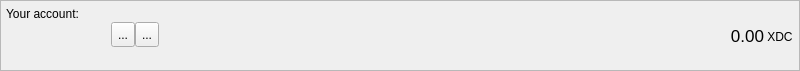
Above: src/gui/ui/accountframe.ui from dcrsprotocol/dcrswallet before the change. Below: the same form after it.
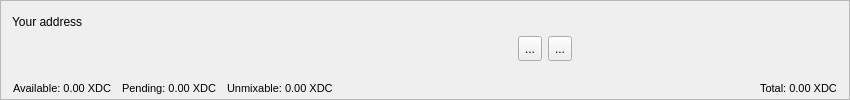
That is the form after the change. Icons and pictures are not drawn.

What changed in the file:
```diff
--- a/src/gui/ui/accountframe.ui
+++ b/src/gui/ui/accountframe.ui
@@ -6,20 +6,20 @@
    <rect>
     <x>0</x>
     <y>0</y>
-    <width>800</width>
-    <height>71</height>
+    <width>850</width>
+    <height>100</height>
    </rect>
   </property>
   <property name="minimumSize">
    <size>
     <width>0</width>
-    <height>70</height>
+    <height>100</height>
    </size>
   </property>
   <property name="maximumSize">
    <size>
     <width>16777215</width>
-    <height>71</height>
+    <height>100</height>
    </size>
   </property>
   <property name="windowTitle">
@@ -31,33 +31,15 @@
   <property name="frameShadow">
    <enum>QFrame::Plain</enum>
   </property>
-  <layout class="QHBoxLayout" name="horizontalLayout_3">
+  <property name="lineWidth">
+   <number>0</number>
+  </property>
+  <layout class="QVBoxLayout" name="verticalLayout">
    <property name="spacing">
-    <number>0</number>
-   </property>
-   <property name="leftMargin">
-    <number>5</number>
-   </property>
-   <property name="topMargin">
-    <number>0</number>
-   </property>
-   <property name="rightMargin">
-    <number>5</number>
-   </property>
-   <property name="bottomMargin">
-    <number>0</number>
+    <number>4</number>
    </property>
    <item>
-    <layout class="QVBoxLayout" name="verticalLayout_3">
-     <property name="spacing">
-      <number>1</number>
-     </property>
-     <property name="leftMargin">
-      <number>0</number>
-     </property>
-     <property name="rightMargin">
-      <number>0</number>
-     </property>
+    <layout class="QHBoxLayout" name="horizontalLayout_2">
      <item>
       <widget class="QLabel" name="label">
        <property name="minimumSize">
@@ -73,53 +55,65 @@
         </size>
        </property>
        <property name="text">
-        <string>Your account:</string>
-       </property>
-       <property name="alignment">
-        <set>Qt::AlignBottom|Qt::AlignLeading|Qt::AlignLeft</set>
-       </property>
-       <property name="margin">
-        <number>0</number>
-       </property>
-       <property name="indent">
-        <number>0</number>
+        <string>Your address</string>
        </property>
       </widget>
+     </item>
+     <item>
+      <spacer name="horizontalSpacer_6">
+       <property name="orientation">
+        <enum>Qt::Horizontal</enum>
+       </property>
+       <property name="sizeHint" stdset="0">
+        <size>
+         <width>788</width>
+         <height>20</height>
+        </size>
+       </property>
+      </spacer>
+     </item>
+    </layout>
      </item>
      <item>
       <layout class="QHBoxLayout" name="horizontalLayout">
        <property name="spacing">
-        <number>0</number>
-       </property>
-       <property name="bottomMargin">
-        <number>0</number>
+      <number>6</number>
+     </property>
+     <property name="sizeConstraint">
+      <enum>QLayout::SetMinimumSize</enum>
        </property>
        <item>
         <widget class="QLabel" name="m_addressLabel">
          <property name="sizePolicy">
-          <sizepolicy hsizetype="Minimum" vsizetype="Preferred">
+        <sizepolicy hsizetype="Preferred" vsizetype="Preferred">
            <horstretch>0</horstretch>
            <verstretch>0</verstretch>
           </sizepolicy>
          </property>
          <property name="minimumSize">
           <size>
-           <width>100</width>
-           <height>22</height>
+         <width>500</width>
+         <height>24</height>
           </size>
          </property>
          <property name="maximumSize">
           <size>
            <width>16777215</width>
-           <height>22</height>
+         <height>24</height>
           </size>
          </property>
          <property name="baseSize">
           <size>
-           <width>0</width>
-           <height>22</height>
-          </size>
-         </property>
+         <width>700</width>
+         <height>24</height>
+        </size>
+       </property>
+       <property name="font">
+        <font>
+         <weight>50</weight>
+         <bold>false</bold>
+        </font>
+       </property>
          <property name="cursor">
           <cursorShape>IBeamCursor</cursorShape>
          </property>
@@ -133,29 +127,13 @@
           <string/>
          </property>
          <property name="alignment">
-          <set>Qt::AlignBottom|Qt::AlignLeading|Qt::AlignLeft</set>
+        <set>Qt::AlignLeading|Qt::AlignLeft|Qt::AlignVCenter</set>
          </property>
          <property name="textInteractionFlags">
           <set>Qt::TextSelectableByKeyboard|Qt::TextSelectableByMouse</set>
          </property>
         </widget>
        </item>
-       <item>
-        <spacer name="horizontalSpacer_2">
-         <property name="orientation">
-          <enum>Qt::Horizontal</enum>
-         </property>
-         <property name="sizeType">
-          <enum>QSizePolicy::Fixed</enum>
-         </property>
-         <property name="sizeHint" stdset="0">
-          <size>
-           <width>5</width>
-           <height>25</height>
-          </size>
-         </property>
-        </spacer>
-       </item>
        <item>
         <widget class="QToolButton" name="m_copyButton">
          <property name="minimumSize">
@@ -201,7 +179,99 @@
          </property>
          <property name="icon">
           <iconset resource="../../resources.qrc">
-           <normaloff>:/icons/qrcode</normaloff>:/icons/qrcode</iconset>
+         <normaloff>:/icons/qrcode_white</normaloff>:/icons/qrcode_white</iconset>
+       </property>
+      </widget>
+     </item>
+     <item>
+      <spacer name="horizontalSpacer_4">
+       <property name="orientation">
+        <enum>Qt::Horizontal</enum>
+       </property>
+       <property name="sizeHint" stdset="0">
+        <size>
+         <width>1</width>
+         <height>20</height>
+        </size>
+       </property>
+      </spacer>
+     </item>
+    </layout>
+   </item>
+   <item>
+    <widget class="QFrame" name="m_accountBalances">
+     <property name="minimumSize">
+      <size>
+       <width>0</width>
+       <height>30</height>
+      </size>
+     </property>
+     <property name="baseSize">
+      <size>
+       <width>0</width>
+       <height>40</height>
+      </size>
+     </property>
+     <layout class="QHBoxLayout" name="horizontalLayout_3">
+      <property name="spacing">
+       <number>0</number>
+      </property>
+      <property name="sizeConstraint">
+       <enum>QLayout::SetMinimumSize</enum>
+      </property>
+      <property name="leftMargin">
+       <number>1</number>
+      </property>
+      <property name="topMargin">
+       <number>1</number>
+      </property>
+      <property name="rightMargin">
+       <number>1</number>
+      </property>
+      <property name="bottomMargin">
+       <number>1</number>
+      </property>
+      <item>
+       <widget class="QLabel" name="m_actualBalanceLabel">
+        <property name="minimumSize">
+         <size>
+          <width>0</width>
+          <height>30</height>
+         </size>
+        </property>
+        <property name="maximumSize">
+         <size>
+          <width>16777215</width>
+          <height>30</height>
+         </size>
+        </property>
+        <property name="baseSize">
+         <size>
+          <width>0</width>
+          <height>30</height>
+         </size>
+        </property>
+        <property name="font">
+         <font>
+          <pointsize>8</pointsize>
+          <weight>50</weight>
+          <bold>false</bold>
+         </font>
+        </property>
+        <property name="toolTip">
+         <string>Spendable balance</string>
+        </property>
+        <property name="text">
+         <string notr="true">Available: 0.00 XDC</string>
+        </property>
+        <property name="textFormat">
+         <enum>Qt::RichText</enum>
+        </property>
+        <property name="alignment">
+         <set>Qt::AlignBottom|Qt::AlignLeading|Qt::AlignLeft</set>
+        </property>
+        <property name="textInteractionFlags">
+         <set>Qt::LinksAccessibleByMouse|Qt::TextSelectableByMouse</set>
          </property>
         </widget>
        </item>
@@ -210,31 +280,40 @@
          <property name="orientation">
           <enum>Qt::Horizontal</enum>
          </property>
+        <property name="sizeType">
+         <enum>QSizePolicy::Fixed</enum>
+        </property>
          <property name="sizeHint" stdset="0">
           <size>
-           <width>0</width>
-           <height>25</height>
+          <width>10</width>
+          <height>20</height>
           </size>
          </property>
         </spacer>
        </item>
        <item>
-        <widget class="QLabel" name="totalBalance">
-         <property name="sizePolicy">
-          <sizepolicy hsizetype="Preferred" vsizetype="Preferred">
-           <horstretch>0</horstretch>
-           <verstretch>0</verstretch>
-          </sizepolicy>
+       <widget class="QLabel" name="m_pendingBalanceLabel">
+        <property name="minimumSize">
+         <size>
+          <width>0</width>
+          <height>30</height>
+         </size>
          </property>
          <property name="maximumSize">
           <size>
            <width>16777215</width>
-           <height>24</height>
-          </size>
-         </property>
+          <height>30</height>
+         </size>
+        </property>
+        <property name="baseSize">
+         <size>
+          <width>0</width>
+          <height>30</height>
+         </size>
+        </property>
          <property name="font">
           <font>
-           <pointsize>13</pointsize>
+          <pointsize>8</pointsize>
            <weight>50</weight>
            <bold>false</bold>
           </font>
@@ -246,87 +325,138 @@
           <string>Total balance</string>
          </property>
          <property name="text">
-          <string>0.00</string>
-         </property>
+         <string notr="true">Pending: 0.00 XDC</string>
+        </property>
+        <property name="textFormat">
+         <enum>Qt::RichText</enum>
+        </property>
          <property name="alignment">
-          <set>Qt::AlignBottom|Qt::AlignRight|Qt::AlignTrailing</set>
-         </property>
-         <property name="margin">
-          <number>0</number>
-         </property>
+         <set>Qt::AlignBottom|Qt::AlignLeading|Qt::AlignLeft</set>
+        </property>
          <property name="textInteractionFlags">
           <set>Qt::TextSelectableByMouse</set>
          </property>
         </widget>
        </item>
        <item>
-        <widget class="QLabel" name="label_2">
-         <property name="sizePolicy">
-          <sizepolicy hsizetype="Preferred" vsizetype="Fixed">
-           <horstretch>0</horstretch>
-           <verstretch>0</verstretch>
-          </sizepolicy>
-         </property>
-         <property name="minimumSize">
+       <spacer name="horizontalSpacer_3">
+        <property name="orientation">
+         <enum>Qt::Horizontal</enum>
+        </property>
+        <property name="sizeType">
+         <enum>QSizePolicy::Fixed</enum>
+        </property>
+        <property name="sizeHint" stdset="0">
           <size>
-           <width>30</width>
+          <width>10</width>
            <height>20</height>
           </size>
          </property>
+       </spacer>
+      </item>
+      <item>
+       <widget class="QLabel" name="m_unmixableBalanceLabel">
+        <property name="minimumSize">
+         <size>
+          <width>0</width>
+          <height>30</height>
+         </size>
+        </property>
          <property name="maximumSize">
           <size>
            <width>16777215</width>
-           <height>20</height>
+          <height>30</height>
           </size>
          </property>
          <property name="baseSize">
           <size>
-           <width>-1</width>
-           <height>20</height>
-          </size>
-         </property>
+          <width>0</width>
+          <height>30</height>
+         </size>
+        </property>
+        <property name="font">
+         <font>
+          <pointsize>8</pointsize>
+          <weight>50</weight>
+          <bold>false</bold>
+         </font>
+        </property>
+        <property name="toolTip">
+         <string>Spendable only with zero privacy level</string>
+        </property>
          <property name="text">
-          <string> XDC</string>
-         </property>
+         <string notr="true">Unmixable: 0.00 XDC</string>
+        </property>
+        <property name="textFormat">
+         <enum>Qt::RichText</enum>
+        </property>
          <property name="alignment">
           <set>Qt::AlignBottom|Qt::AlignLeading|Qt::AlignLeft</set>
          </property>
-         <property name="margin">
-          <number>0</number>
+        <property name="textInteractionFlags">
+         <set>Qt::LinksAccessibleByMouse|Qt::TextSelectableByMouse</set>
          </property>
         </widget>
        </item>
-      </layout>
+      <item>
+       <spacer name="horizontalSpacer_2">
+        <property name="orientation">
+         <enum>Qt::Horizontal</enum>
+        </property>
+        <property name="sizeHint" stdset="0">
+         <size>
+          <width>100</width>
+          <height>17</height>
+         </size>
+        </property>
+       </spacer>
      </item>
      <item>
-      <widget class="QLabel" name="addressStatusLabel">
+       <widget class="QLabel" name="m_totalBalanceLabel">
        <property name="minimumSize">
         <size>
          <width>0</width>
-         <height>20</height>
+          <height>30</height>
         </size>
        </property>
        <property name="maximumSize">
         <size>
          <width>16777215</width>
-         <height>20</height>
-        </size>
-       </property>
+          <height>30</height>
+         </size>
+        </property>
+        <property name="baseSize">
+         <size>
+          <width>0</width>
+          <height>30</height>
+         </size>
+        </property>
+        <property name="font">
+         <font>
+          <pointsize>8</pointsize>
+          <weight>50</weight>
+          <bold>false</bold>
+         </font>
+        </property>
+        <property name="toolTip">
+         <string>Total balance</string>
+        </property>
        <property name="text">
-        <string/>
-       </property>
+         <string notr="true">Total: 0.00 XDC</string>
+        </property>
+        <property name="textFormat">
+         <enum>Qt::RichText</enum>
+        </property>
        <property name="alignment">
-        <set>Qt::AlignLeading|Qt::AlignLeft|Qt::AlignTop</set>
-       </property>
-       <property name="margin">
-        <number>0</number>
-       </property>
-       <property name="indent">
-        <number>0</number>
-       </property>
+         <set>Qt::AlignBottom|Qt::AlignLeading|Qt::AlignLeft</set>
+        </property>
+        <property name="textInteractionFlags">
+         <set>Qt::LinksAccessibleByMouse|Qt::TextSelectableByMouse</set>
+        </property>
       </widget>
      </item>
     </layout>
+    </widget>
    </item>
   </layout>
  </widget>
```
Left out of the diff: 11 changed lines with no effect on the pictures. Lines whose indentation alone changed are shown as unchanged.
